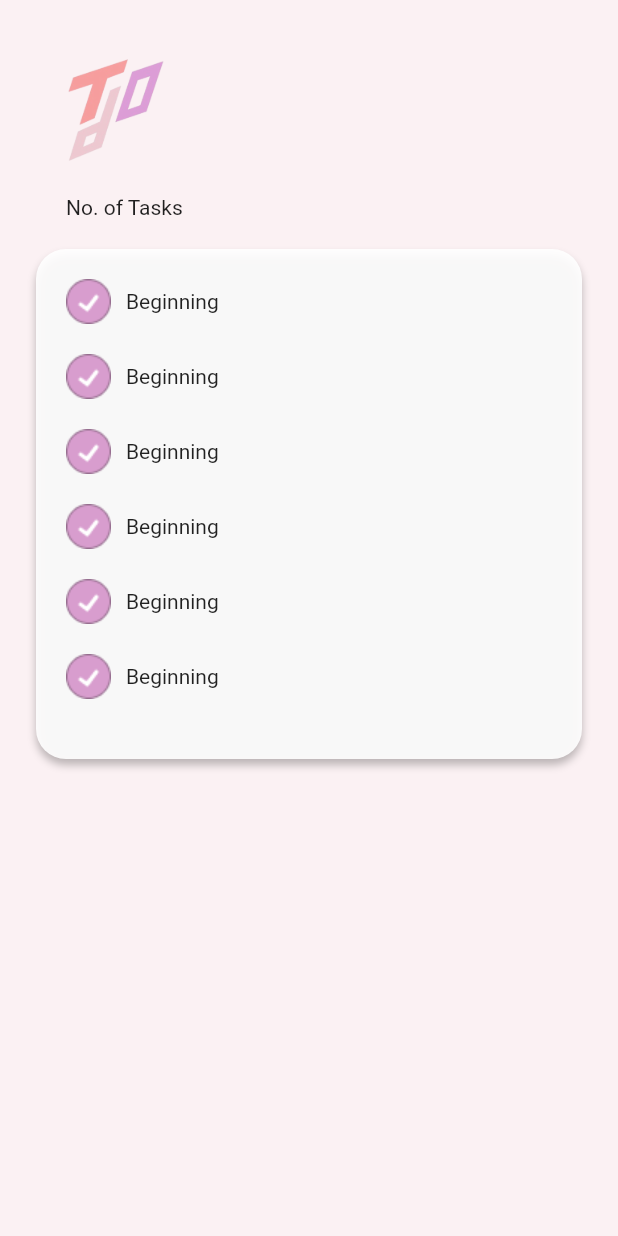
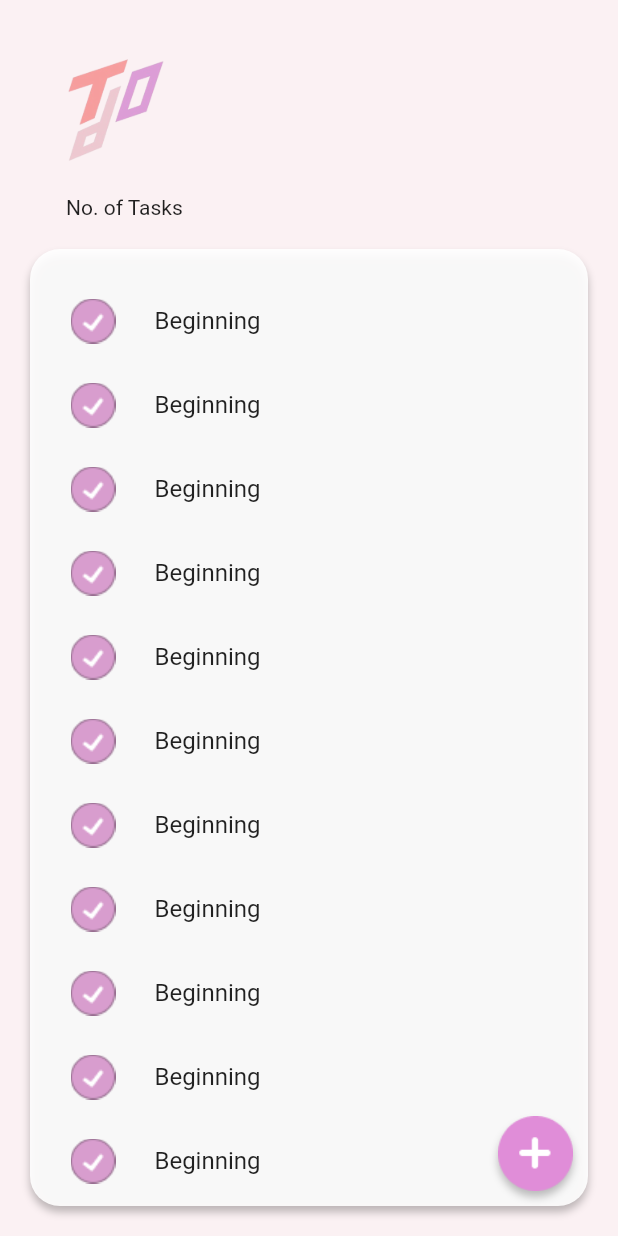
Before and after one commit to Prybrt06/Todo, a Flutter app: the screen it shows after launch, on a phone screen of 412 x 824 dp. Run offline on Flutter 3.47's test engine with Material 2 defaults, Android fonts, the phone set to English and light mode, and no system bars.

```diff
--- a/lib/screens/taskScreen.dart
+++ b/lib/screens/taskScreen.dart
@@ -1,17 +1,35 @@
 import 'package:flutter/material.dart';
 import 'package:flutter/src/services/asset_bundle.dart';
 import 'package:flutter/src/painting/image_provider.dart';
+import 'package:to_do/widget/taskList.dart';
 import 'package:to_do/widget/taskWidget.dart';
 
 class TasksScreen extends StatelessWidget {
   const TasksScreen({Key? key}) : super(key: key);
 
+  Widget buildBottomSheet(BuildContext context) {
+    return Container(
+      decoration: BoxDecoration(
+        borderRadius: BorderRadius.only(
+          topLeft: Radius.circular(20),
+          topRight: Radius.circular(20),
+        ),
+      ),
+    );
+  }
+
   @override
   Widget build(BuildContext context) {
     return Scaffold(
+      // floatingActionButton: FloatingActionButton(
+      //     backgroundColor: Color(0xFFDB9BD5),
+      //     child: Icon(Icons.add),
+      //     onPressed: () {}),
       backgroundColor: Color(0xFFFBF1F3),
       body: SafeArea(
-        child: Container(
+        child: Stack(
+          children: [
+            Container(
               child: Column(
                 crossAxisAlignment: CrossAxisAlignment.start,
                 children: [
@@ -40,14 +58,11 @@ class TasksScreen extends StatelessWidget {
                       ),
                     ),
                   ),
-              Padding(
-                padding: EdgeInsets.only(left: 24, right: 24, top: 20),
+                  Expanded(
+                    child: Padding(
+                      padding: EdgeInsets.all(20),
                       child: Container(
-                  padding: EdgeInsets.symmetric(
-                    horizontal: 20,
-                    vertical: 20,
-                  ),
-                  width: double.infinity,
+                        padding: EdgeInsets.only(left: 11, right: 11, top: 20),
                         decoration: BoxDecoration(
                           color: Colors.white.withOpacity(0.9),
                           borderRadius: BorderRadius.circular(20),
@@ -60,21 +75,43 @@ class TasksScreen extends StatelessWidget {
                             ),
                           ],
                         ),
-                  child: Column(
-                    children: [
-                      task(),
-                      task(),
-                      task(),
-                      task(),
-                      task(),
-                      task(),
-                    ],
+                        child: new TaskList(),
                       ),
                     ),
                   ),
                 ],
               ),
             ),
+            Positioned(
+              child: GestureDetector(
+                onTap: () {
+                  showModalBottomSheet(
+                      context: context, builder: buildBottomSheet);
+                },
+                child: Container(
+                  child: Image(
+                    image: AssetImage("assets/images/addTodo.png"),
+                  ),
+                  decoration: BoxDecoration(
+                    borderRadius: BorderRadius.circular(50),
+                    boxShadow: [
+                      BoxShadow(
+                        color: Color(0xFF000000).withOpacity(0.25),
+                        blurRadius: 4.0,
+                        spreadRadius: 0,
+                        offset: Offset(0, 4),
+                      )
+                    ],
+                  ),
+                ),
+              ),
+              right: 30,
+              bottom: 30,
+              width: 50,
+              height: 50,
+            ),
+          ],
+        ),
       ),
     );
   }
--- /dev/null
+++ b/lib/widget/taskList.dart
@@ -0,0 +1,50 @@
+import 'package:flutter/material.dart';
+import 'package:to_do/widget/taskWidget.dart';
+
+class TaskList extends StatelessWidget {
+  const TaskList({Key? key}) : super(key: key);
+
+  @override
+  Widget build(BuildContext context) {
+    return ListView(
+      children: [
+        task(),
+        task(),
+        task(),
+        task(),
+        task(),
+        task(),
+        task(),
+        task(),
+        task(),
+        task(),
+        task(),
+        task(),
+        task(),
+        task(),
+        task(),
+        task(),
+        task(),
+        task(),
+        task(),
+        task(),
+        task(),
+        task(),
+        task(),
+        task(),
+        task(),
+        task(),
+        task(),
+        task(),
+        task(),
+        task(),
+        task(),
+        task(),
+        task(),
+        task(),
+        task(),
+        task(),
+      ],
+    );
+  }
+}
--- a/lib/widget/taskWidget.dart
+++ b/lib/widget/taskWidget.dart
@@ -6,21 +6,27 @@ class task extends StatelessWidget {
   @override
   Widget build(BuildContext context) {
     return Container(
-      padding: EdgeInsets.only(
-        bottom: 20,
-      ),
-      child: Row(
-        children: [
-          Padding(
-            padding: EdgeInsets.only(
-              right: 10,
-            ),
-            child: Image(
-              image: AssetImage("assets/images/checkedLogo.png"),
-            ),
-          ),
-          Text("Beginning"),
-        ],
+      // padding: EdgeInsets.only(
+      //   bottom: 20,
+      // ),
+      // child: Row(
+      //   children: [
+      //     Padding(
+      //       padding: EdgeInsets.only(
+      //         right: 10,
+      //       ),
+      //       child: Image(
+      //         image: AssetImage("assets/images/checkedLogo.png"),
+      //       ),
+      //     ),
+      //     Text("Beginning"),
+      //   ],
+      // ),
+      child: ListTile(
+        leading: Image(
+          image: AssetImage("assets/images/checkedLogo.png"),
+        ),
+        title: Text("Beginning"),
       ),
     );
   }
```
Lines whose indentation alone changed are shown as unchanged.
